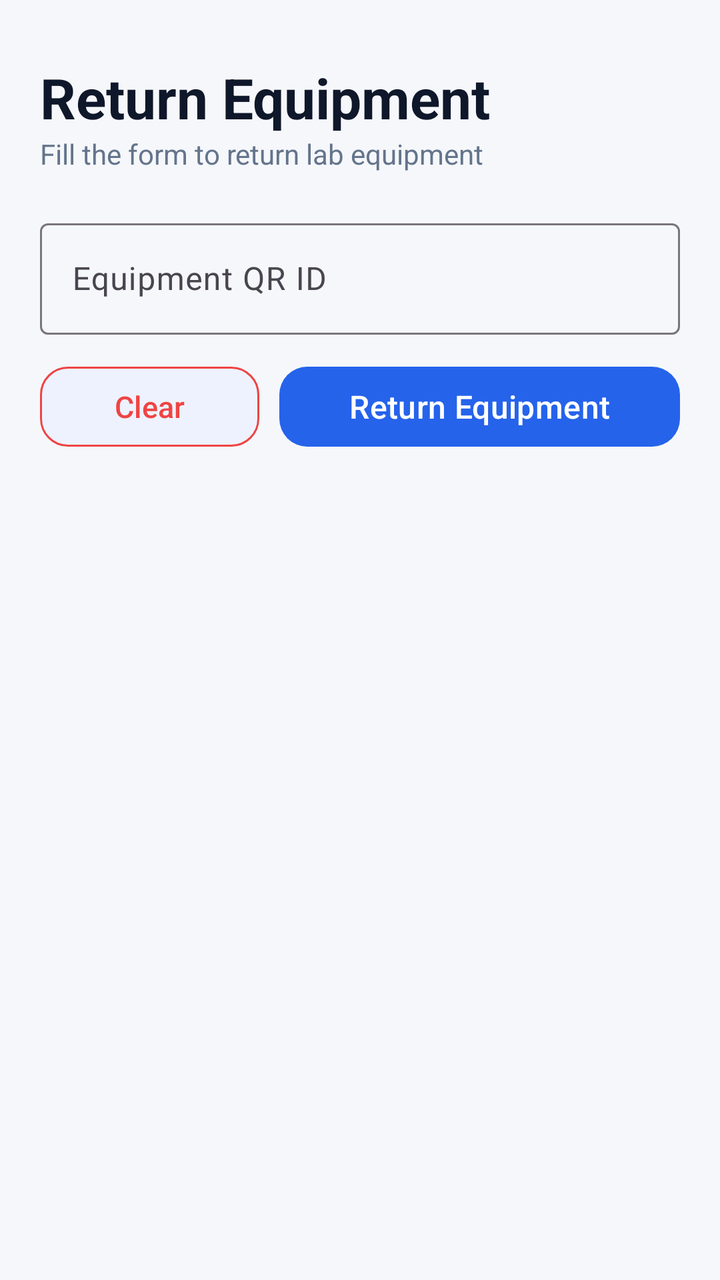
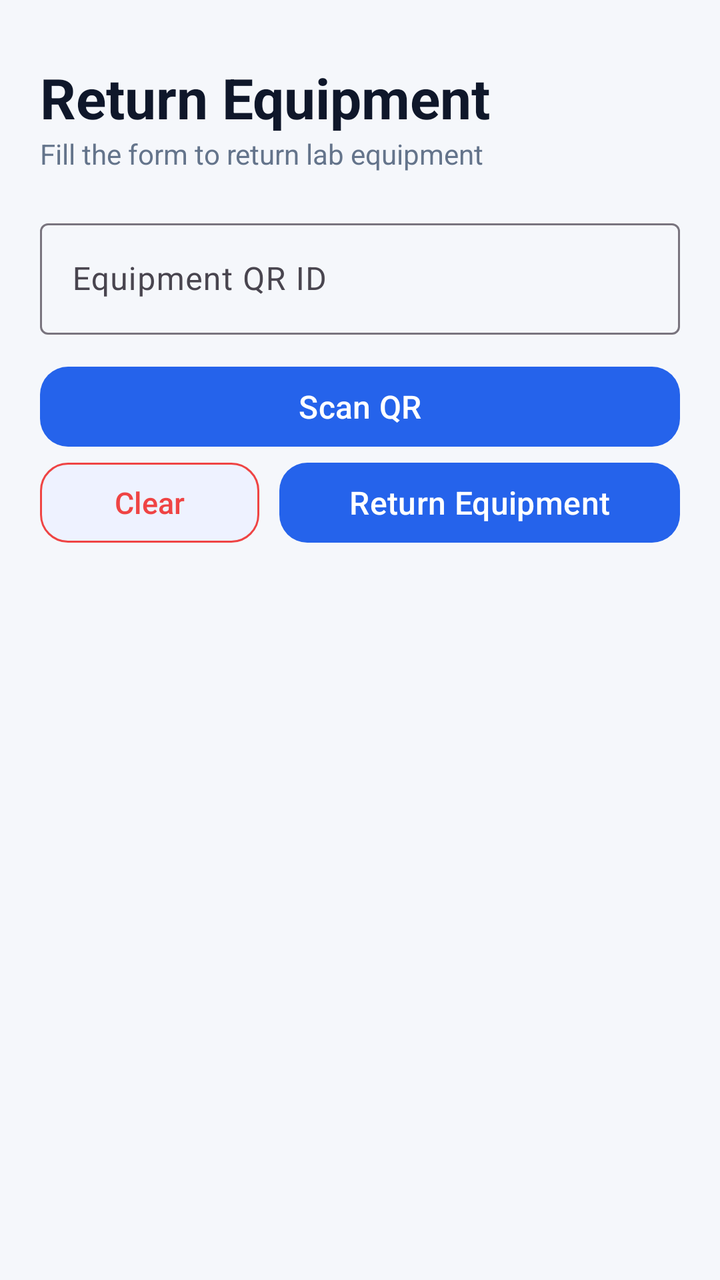

Before-and-after screenshots of an Android layout around one commit, followed by the original layout XML and the change that was made.
<!-- AndroidManifest.xml: application theme Theme.LabMate -->
<!-- res/layout/activity_return_equipment.xml -->
<?xml version="1.0" encoding="utf-8"?>
<ScrollView
    xmlns:android="http://schemas.android.com/apk/res/android"
    xmlns:app="http://schemas.android.com/apk/res-auto"
    android:layout_width="match_parent"
    android:layout_height="match_parent"
    android:background="@color/background_color"
    android:fillViewport="true"
    android:id="@+id/main">

    <LinearLayout
        android:layout_width="match_parent"
        android:layout_height="wrap_content"
        android:orientation="vertical"
        android:padding="20dp">

        
        <TextView
            android:layout_width="wrap_content"
            android:layout_height="wrap_content"
            android:text="@string/return_equipment"
            android:textSize="28sp"
            android:textStyle="bold"
            android:textColor="@color/text_primary"
            android:layout_marginTop="10dp"/>

        <TextView
            android:layout_width="wrap_content"
            android:layout_height="wrap_content"
            android:text="Fill the form to return lab equipment"
            android:textSize="14sp"
            android:textColor="@color/text_secondary"
            android:layout_marginBottom="20dp"/>

        <com.google.android.material.textfield.TextInputLayout
            style="@style/Widget.Material3.TextInputLayout.OutlinedBox"
            android:layout_width="match_parent"
            android:layout_height="wrap_content"
            android:layout_marginBottom="12dp"
            android:hint="@string/equipment_qr_id">

            <com.google.android.material.textfield.TextInputEditText
                android:id="@+id/actEquipmentQR"
                android:layout_width="match_parent"
                android:layout_height="wrap_content"
                android:inputType="textCapWords"
                android:textColor="@color/text_primary" />

        </com.google.android.material.textfield.TextInputLayout>

        <LinearLayout
            android:layout_width="match_parent"
            android:layout_height="wrap_content"
            android:orientation="horizontal"
            android:gravity="center">

            
            <com.google.android.material.button.MaterialButton
                android:id="@+id/btn_clear"
                android:layout_width="wrap_content"
                android:layout_height="wrap_content"
                android:text="@string/clear_form"
                android:textSize="15sp"
                android:textColor="@color/danger"
                app:backgroundTint="@color/button_secondary"
                app:strokeColor="@color/danger"
                app:cornerRadius="14dp"
                app:strokeWidth="1dp"
                android:layout_weight="1"
                android:layout_marginRight="10dp"/>

            
            <com.google.android.material.button.MaterialButton
                android:id="@+id/btn_return_equipment"
                android:layout_width="wrap_content"
                android:layout_height="wrap_content"
                android:text="@string/return_equipment"
                android:textSize="16sp"
                android:textColor="@color/button_text"
                app:backgroundTint="@color/button_primary"
                app:cornerRadius="14dp"
                android:layout_weight="1"/>

        </LinearLayout>

    </LinearLayout>

</ScrollView>
<!-- resources referenced by this layout -->
<resources>
  <color name="background_color">#FFF5F7FB</color>
  <color name="button_primary">#FF2563EB</color>
  <color name="button_secondary">#FFEEF2FF</color>
  <color name="button_text">#FFFFFFFF</color>
  <color name="danger">#FFEF4444</color>
  <color name="text_primary">#FF0F172A</color>
  <color name="text_secondary">#FF64748B</color>
  <string name="clear_form">Clear</string>
  <string name="equipment_qr_id">Equipment QR ID</string>
  <string name="return_equipment">Return Equipment</string>
  <style name="Theme.LabMate" parent="Base.Theme.LabMate" />
  <style name="Base.Theme.LabMate" parent="Theme.Material3.DayNight.NoActionBar">
  
          <item name="colorPrimary">@color/primary</item>
          <item name="colorOnSurface">@color/text_on_primary</item>
  
          
          <item name="android:statusBarColor">@color/primary_light</item>
  
          
          <item name="android:windowLightStatusBar">true</item>
  
      </style>
  <color name="primary">#FF2563EB</color>
  <color name="text_on_primary">#FFFFFFFF</color>
  <color name="primary_light">#FF93C5FD</color>
</resources>

<!-- the commit's change to res/layout/activity_return_equipment.xml (unified diff, before → after) -->
@@ -48,6 +48,16 @@
 
         </com.google.android.material.textfield.TextInputLayout>
 
+        <com.google.android.material.button.MaterialButton
+            android:id="@+id/btn_scan_qr"
+            android:layout_width="match_parent"
+            android:layout_height="wrap_content"
+            android:text="@string/scan_qr"
+            android:textColor="@color/button_text"
+            android:textSize="16sp"
+            app:backgroundTint="@color/button_primary"
+            app:cornerRadius="14dp"/>
+
         <LinearLayout
             android:layout_width="match_parent"
             android:layout_height="wrap_content"
<!-- resource entries referenced after the edit -->
@@ -10,6 +10,7 @@
   <string name="clear_form">Clear</string>
   <string name="equipment_qr_id">Equipment QR ID</string>
   <string name="return_equipment">Return Equipment</string>
+  <string name="scan_qr">Scan QR</string>
   <style name="Theme.LabMate" parent="Base.Theme.LabMate" />
   <style name="Base.Theme.LabMate" parent="Theme.Material3.DayNight.NoActionBar">
   
